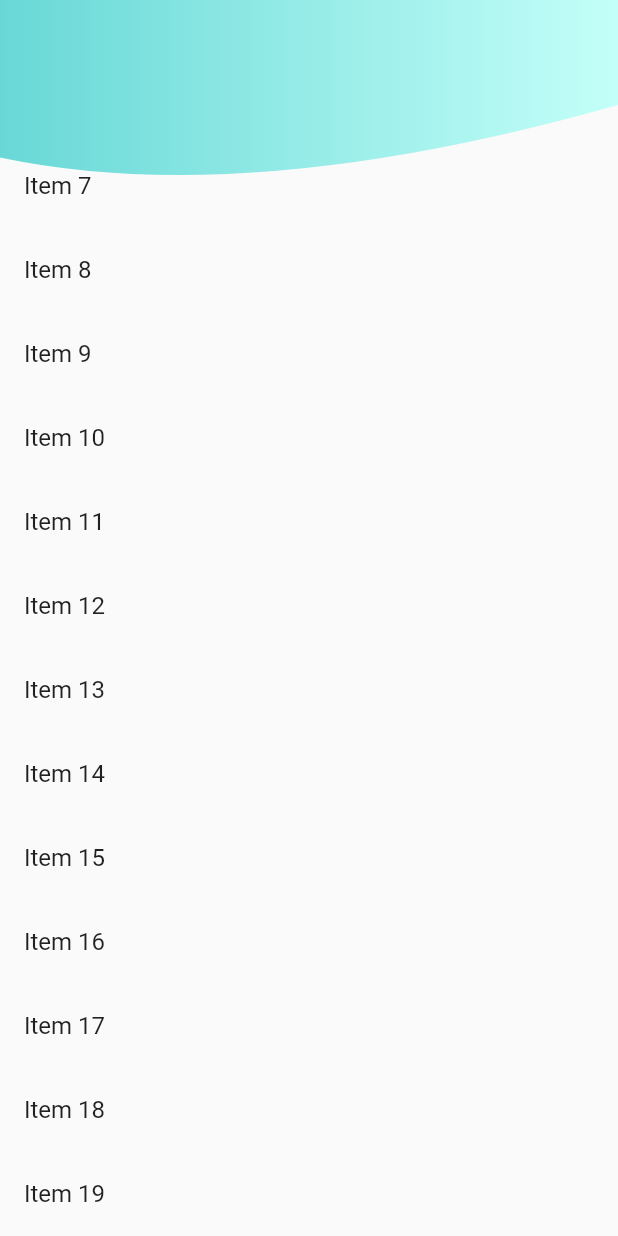
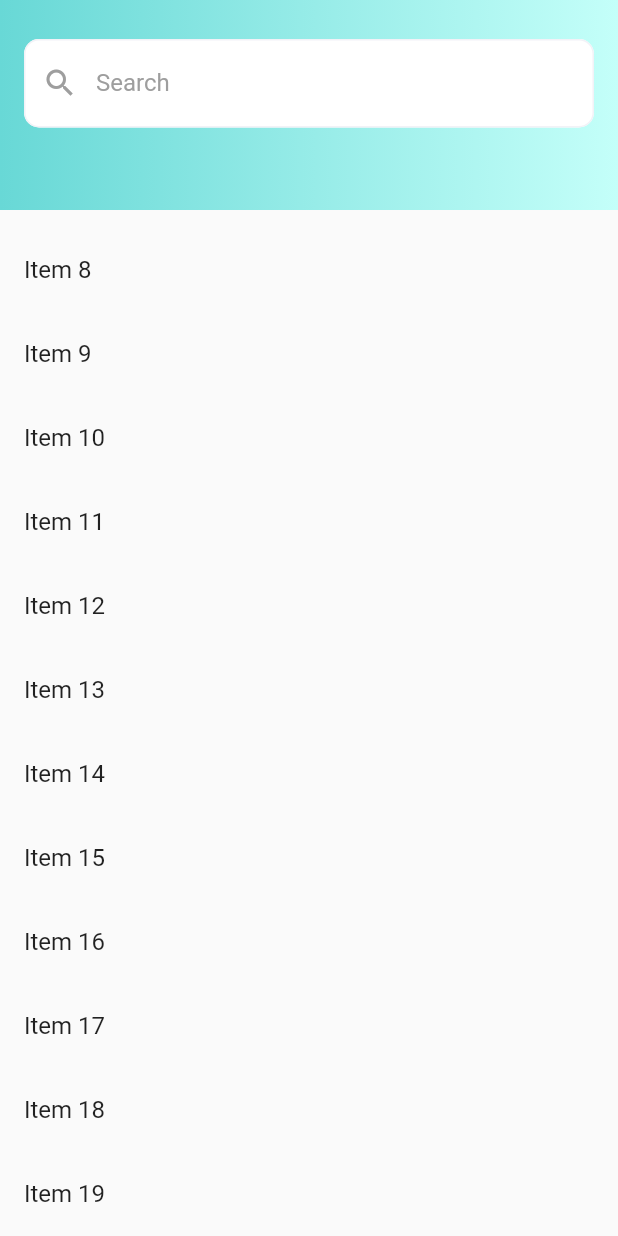
Before and after one commit to phdhary/elastic_search_bar, a Flutter app: the screen it shows after launch, scrolled down 576 dp, on a phone screen of 412 x 824 dp. Run offline on Flutter 3.47's test engine with Material 2 defaults, Android fonts, the phone set to English and light mode, and no system bars.

Commit message:
elastic wavy app bar is done

```diff
--- /dev/null
+++ b/lib/ui/clipy_background.dart
@@ -0,0 +1,62 @@
+import 'package:flutter/material.dart';
+
+class ClipyBackground extends StatelessWidget {
+  const ClipyBackground({
+    Key? key,
+    required this.min,
+    required this.max,
+  }) : super(key: key);
+
+  final double min;
+  final double max;
+
+  @override
+  Widget build(BuildContext context) {
+    return ClipPath(
+      clipper: MyClip(min: min),
+      child: Container(
+        width: MediaQuery.of(context).size.width,
+        height: max,
+        decoration: const BoxDecoration(
+          gradient: LinearGradient(
+            colors: [
+              Color(0xff68d8d6),
+              Color(0xffc4fff9),
+            ],
+          ),
+        ),
+      ),
+    );
+  }
+}
+
+class MyClip extends CustomClipper<Path> {
+  MyClip({required this.min});
+  final double min;
+  @override
+  Path getClip(Size size) {
+    Path path = Path();
+
+    final p1Diff = (size.height - min) * .5;
+    final bezierStartPoint = Offset(0, size.height - p1Diff);
+    final bezierControlPoint = Offset(size.width * .4, size.height);
+    final bezierEndPoint = Offset(size.width, min);
+
+    path.lineTo(0, 0);
+    path.lineTo(bezierStartPoint.dx, bezierStartPoint.dy);
+    path.quadraticBezierTo(
+      bezierControlPoint.dx,
+      bezierControlPoint.dy,
+      bezierEndPoint.dx,
+      bezierEndPoint.dy,
+    );
+    path.lineTo(size.width, 0);
+    path.close();
+    return path;
+  }
+
+  @override
+  bool shouldReclip(covariant CustomClipper<Path> oldClipper) {
+    return oldClipper != this;
+  }
+}
--- /dev/null
+++ b/lib/ui/search_textfield.dart
@@ -0,0 +1,47 @@
+import 'package:flutter/material.dart';
+
+class SearchTextField extends StatelessWidget {
+  const SearchTextField({
+    Key? key,
+  }) : super(key: key);
+
+  final cyan = const Color(0xff68d8d6);
+  final grey = const Color(0xFFF2F2F7);
+
+  @override
+  Widget build(BuildContext context) {
+    return SizedBox(
+      width: MediaQuery.of(context).size.width - 32,
+      child: TextFormField(
+        decoration: InputDecoration(
+          border: OutlineInputBorder(
+            borderRadius: BorderRadius.circular(10),
+          ),
+          enabledBorder: OutlineInputBorder(
+              borderRadius: BorderRadius.circular(10),
+              borderSide: BorderSide(color: grey)),
+          focusedBorder: OutlineInputBorder(
+            borderRadius: BorderRadius.circular(10),
+            borderSide: BorderSide(
+              color: cyan,
+              width: 1,
+            ),
+          ),
+          labelText: 'Search',
+          prefixIcon: const Icon(
+            Icons.search,
+            color: Colors.grey,
+          ),
+          filled: true,
+          fillColor: Colors.white,
+          focusColor: cyan,
+          iconColor: Colors.red,
+          floatingLabelBehavior: FloatingLabelBehavior.never,
+          labelStyle: const TextStyle(
+            color: Colors.grey,
+          ),
+        ),
+      ),
+    );
+  }
+}
```
Also changed, not shown: lib/ui/another_screen.dart (added, +21 -0 lines), lib/ui/main_screen.dart (+11 -67 lines), lib/ui/my_sliver_appbar.dart (added, +62 -0 lines).
